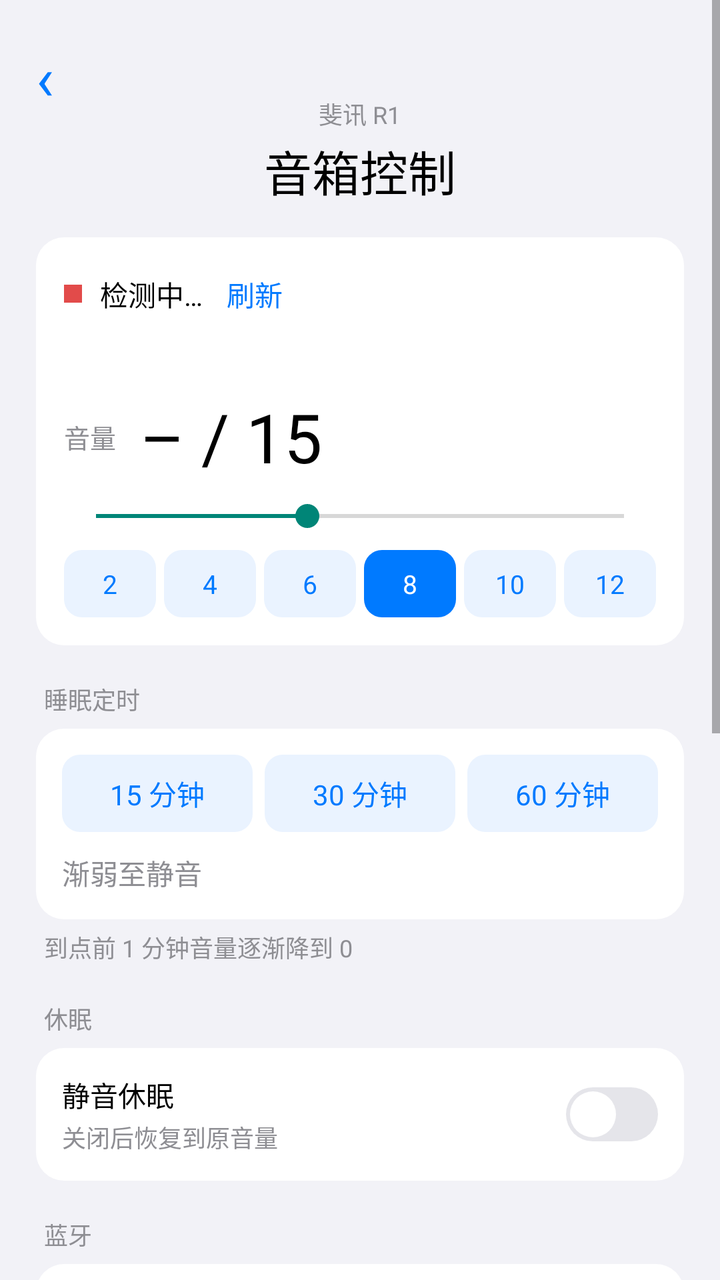
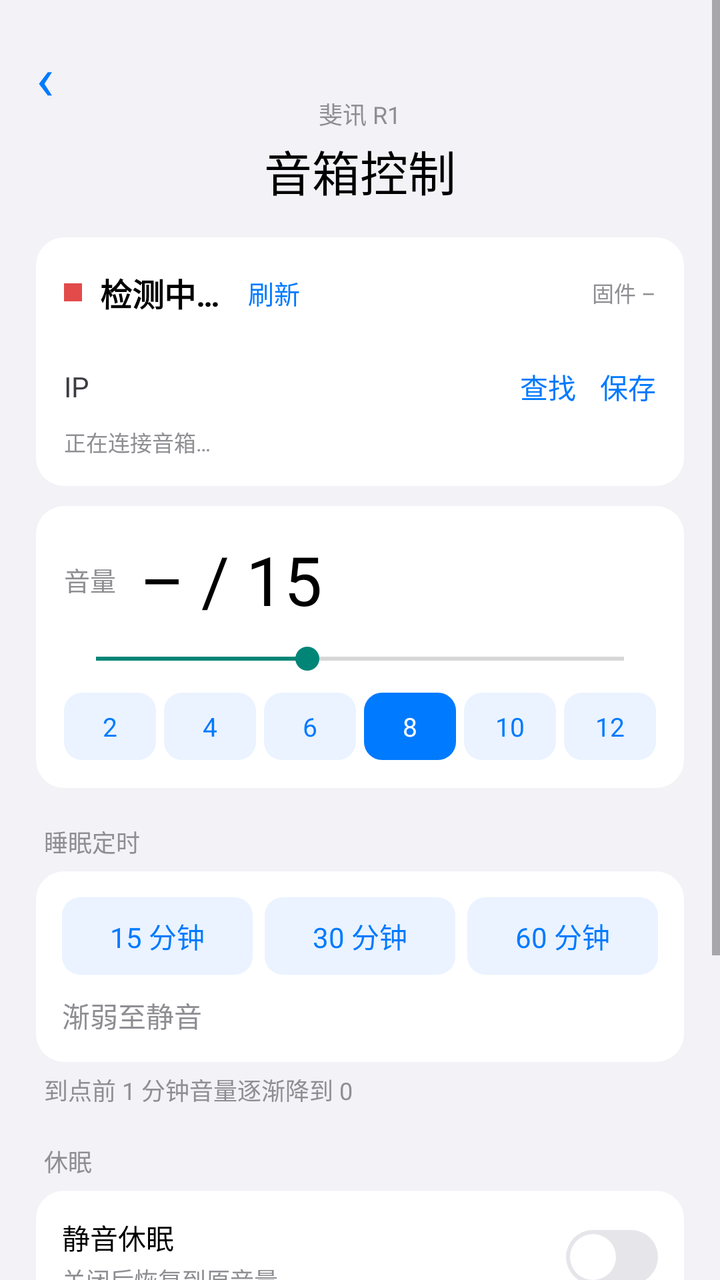

Screens rendered from an Android XML layout before and after an edit, with the pre-edit source and the edit as a unified diff.
<!-- AndroidManifest.xml: application theme android:Theme.Material.Light.NoActionBar -->
<!-- res/layout/activity_main.xml -->
<?xml version="1.0" encoding="utf-8"?>

<ScrollView xmlns:android="http://schemas.android.com/apk/res/android"
    android:layout_width="match_parent"
    android:layout_height="match_parent"
    android:background="#F2F2F7">
  <LinearLayout
      android:orientation="vertical"
      android:layout_width="match_parent"
      android:layout_height="wrap_content"
      android:padding="18dp">

    <TextView android:id="@+id/r1Back" android:layout_width="34dp" android:layout_height="30dp"
        android:text="‹" android:textSize="30sp" android:textColor="#007AFF"
        android:gravity="center_vertical" android:clickable="true" android:focusable="true"/>

    <TextView android:layout_width="wrap_content" android:layout_height="wrap_content"
        android:layout_gravity="center_horizontal"
        android:text="斐讯 R1" android:textSize="12sp" android:textColor="#8E8E93"/>
    <TextView android:layout_width="wrap_content" android:layout_height="wrap_content"
        android:layout_gravity="center_horizontal"
        android:text="音箱控制" android:textSize="24sp" android:textColor="#000000"
        android:layout_marginTop="2dp" android:layout_marginBottom="16dp"/>

    <LinearLayout android:orientation="vertical" android:layout_width="match_parent"
        android:layout_height="wrap_content" android:background="@drawable/card"
        android:padding="14dp">
      <LinearLayout android:orientation="horizontal" android:layout_width="match_parent"
          android:layout_height="wrap_content" android:gravity="center_vertical">
        <View android:id="@+id/dot" android:layout_width="9dp" android:layout_height="9dp"
            android:background="#E24B4A"/>
        <TextView android:id="@+id/statusText" android:layout_width="wrap_content"
            android:layout_height="wrap_content" android:text="检测中…"
            android:textSize="14sp" android:textColor="#000000" android:layout_marginStart="9dp"/>
        <TextView android:id="@+id/refreshBtn" android:layout_width="wrap_content"
            android:layout_height="wrap_content" android:text="刷新"
            android:textSize="14sp" android:textColor="#007AFF"
            android:layout_marginStart="8dp" android:padding="4dp"
            android:clickable="true" android:focusable="true"/>
      </LinearLayout>
      <TextView android:id="@+id/infoText" android:layout_width="wrap_content"
          android:layout_height="wrap_content" android:text=""
          android:textSize="12sp" android:textColor="#8E8E93" android:layout_marginTop="6dp"/>

      <LinearLayout android:orientation="horizontal" android:layout_width="match_parent"
          android:layout_height="wrap_content" android:gravity="center_vertical"
          android:layout_marginTop="12dp">
        <TextView android:layout_width="wrap_content" android:layout_height="wrap_content"
            android:text="音量" android:textSize="13sp" android:textColor="#8E8E93"/>
        <TextView android:id="@+id/volumeText" android:layout_width="wrap_content"
            android:layout_height="wrap_content" android:text="– / 15"
            android:textSize="34sp" android:textColor="#000000" android:layout_marginStart="12dp"/>
      </LinearLayout>
      <SeekBar android:id="@+id/seekBar" android:layout_width="match_parent"
          android:layout_height="wrap_content" android:max="15" android:progress="6"
          android:layout_marginTop="8dp"/>
      <LinearLayout android:orientation="horizontal" android:layout_width="match_parent"
          android:layout_height="wrap_content" android:layout_marginTop="8dp">
        <TextView android:id="@+id/v2" android:layout_width="0dp" android:layout_weight="1"
            android:layout_height="wrap_content" android:text="2" android:gravity="center"
            android:textSize="13sp" android:textColor="#007AFF" android:background="@drawable/pill"
            android:paddingLeft="0dp" android:paddingRight="0dp" android:paddingTop="8dp" android:paddingBottom="8dp" android:layout_marginEnd="4dp" android:clickable="true" android:focusable="true"/>
        <TextView android:id="@+id/v4" android:layout_width="0dp" android:layout_weight="1"
            android:layout_height="wrap_content" android:text="4" android:gravity="center"
            android:textSize="13sp" android:textColor="#007AFF" android:background="@drawable/pill"
            android:paddingLeft="0dp" android:paddingRight="0dp" android:paddingTop="8dp" android:paddingBottom="8dp" android:layout_marginEnd="4dp" android:clickable="true" android:focusable="true"/>
        <TextView android:id="@+id/v6" android:layout_width="0dp" android:layout_weight="1"
            android:layout_height="wrap_content" android:text="6" android:gravity="center"
            android:textSize="13sp" android:textColor="#007AFF" android:background="@drawable/pill"
            android:paddingLeft="0dp" android:paddingRight="0dp" android:paddingTop="8dp" android:paddingBottom="8dp" android:layout_marginEnd="4dp" android:clickable="true" android:focusable="true"/>
        <TextView android:id="@+id/v8" android:layout_width="0dp" android:layout_weight="1"
            android:layout_height="wrap_content" android:text="8" android:gravity="center"
            android:textSize="13sp" android:textColor="#FFFFFF" android:background="@drawable/pill_active"
            android:paddingLeft="0dp" android:paddingRight="0dp" android:paddingTop="8dp" android:paddingBottom="8dp" android:layout_marginEnd="4dp" android:clickable="true" android:focusable="true"/>
        <TextView android:id="@+id/v10" android:layout_width="0dp" android:layout_weight="1"
            android:layout_height="wrap_content" android:text="10" android:gravity="center"
            android:textSize="13sp" android:textColor="#007AFF" android:background="@drawable/pill"
            android:paddingLeft="0dp" android:paddingRight="0dp" android:paddingTop="8dp" android:paddingBottom="8dp" android:layout_marginEnd="4dp" android:clickable="true" android:focusable="true"/>
        <TextView android:id="@+id/v12" android:layout_width="0dp" android:layout_weight="1"
            android:layout_height="wrap_content" android:text="12" android:gravity="center"
            android:textSize="13sp" android:textColor="#007AFF" android:background="@drawable/pill"
            android:paddingLeft="0dp" android:paddingRight="0dp" android:paddingTop="8dp" android:paddingBottom="8dp" android:clickable="true" android:focusable="true"/>
      </LinearLayout>
    </LinearLayout>

    <TextView android:layout_width="wrap_content" android:layout_height="wrap_content"
        android:text="睡眠定时" android:textSize="12sp" android:textColor="#8E8E93"
        android:layout_marginTop="18dp" android:layout_marginStart="4dp" android:layout_marginBottom="6dp"/>
    <LinearLayout android:orientation="vertical" android:layout_width="match_parent"
        android:layout_height="wrap_content" android:background="@drawable/card" android:padding="13dp">
      <LinearLayout android:orientation="horizontal" android:layout_width="match_parent"
          android:layout_height="wrap_content">
        <TextView android:id="@+id/t15" android:layout_width="0dp" android:layout_weight="1"
            android:layout_height="wrap_content" android:text="15 分钟" android:gravity="center"
            android:textSize="14sp" android:textColor="#007AFF" android:background="@drawable/pill"
            android:paddingLeft="0dp" android:paddingRight="0dp" android:paddingTop="9dp" android:paddingBottom="9dp" android:layout_marginEnd="6dp" android:clickable="true" android:focusable="true"/>
        <TextView android:id="@+id/t30" android:layout_width="0dp" android:layout_weight="1"
            android:layout_height="wrap_content" android:text="30 分钟" android:gravity="center"
            android:textSize="14sp" android:textColor="#007AFF" android:background="@drawable/pill"
            android:paddingLeft="0dp" android:paddingRight="0dp" android:paddingTop="9dp" android:paddingBottom="9dp" android:layout_marginEnd="6dp" android:clickable="true" android:focusable="true"/>
        <TextView android:id="@+id/t60" android:layout_width="0dp" android:layout_weight="1"
            android:layout_height="wrap_content" android:text="60 分钟" android:gravity="center"
            android:textSize="14sp" android:textColor="#007AFF" android:background="@drawable/pill"
            android:paddingLeft="0dp" android:paddingRight="0dp" android:paddingTop="9dp" android:paddingBottom="9dp" android:clickable="true" android:focusable="true"/>
      </LinearLayout>
      <LinearLayout android:orientation="horizontal" android:layout_width="match_parent"
          android:layout_height="wrap_content" android:gravity="center_vertical"
          android:layout_marginTop="10dp">
        <TextView android:id="@+id/timerStatus" android:layout_width="wrap_content"
            android:layout_height="wrap_content" android:text="渐弱至静音"
            android:textSize="14sp" android:textColor="#8E8E93"/>
        <TextView android:id="@+id/timerCancel" android:layout_width="wrap_content"
            android:layout_height="wrap_content" android:text="取消" android:visibility="gone"
            android:textSize="14sp" android:textColor="#007AFF" android:layout_marginStart="14dp"
            android:clickable="true" android:focusable="true"/>
      </LinearLayout>
    </LinearLayout>
    <TextView android:layout_width="wrap_content" android:layout_height="wrap_content"
        android:text="到点前 1 分钟音量逐渐降到 0"
        android:textSize="12sp" android:textColor="#8E8E93"
        android:layout_marginStart="4dp" android:layout_marginTop="5dp"/>

    <TextView android:layout_width="wrap_content" android:layout_height="wrap_content"
        android:text="休眠" android:textSize="12sp" android:textColor="#8E8E93"
        android:layout_marginTop="18dp" android:layout_marginStart="4dp" android:layout_marginBottom="6dp"/>
    <LinearLayout android:orientation="horizontal" android:layout_width="match_parent"
        android:layout_height="wrap_content" android:background="@drawable/card"
        android:padding="13dp" android:gravity="center_vertical">
      <LinearLayout android:orientation="vertical" android:layout_width="0dp" android:layout_weight="1"
          android:layout_height="wrap_content">
        <TextView android:layout_width="wrap_content" android:layout_height="wrap_content"
            android:text="静音休眠" android:textSize="14sp" android:textColor="#000000"/>
        <TextView android:id="@+id/sleepHint" android:layout_width="wrap_content"
            android:layout_height="wrap_content" android:text="关闭后恢复到原音量"
            android:textSize="12sp" android:textColor="#8E8E93" android:layout_marginTop="2dp"/>
      </LinearLayout>
      <TextView android:id="@+id/sleepSwitch" android:layout_width="46dp" android:layout_height="27dp"
          android:background="@drawable/switch_off" android:gravity="center_vertical"
          android:clickable="true" android:focusable="true"/>
    </LinearLayout>

    <TextView android:layout_width="wrap_content" android:layout_height="wrap_content"
        android:text="蓝牙" android:textSize="12sp" android:textColor="#8E8E93"
        android:layout_marginTop="18dp" android:layout_marginStart="4dp" android:layout_marginBottom="6dp"/>
    <LinearLayout android:orientation="vertical" android:layout_width="match_parent"
        android:layout_height="wrap_content" android:background="@drawable/card" android:padding="13dp">
      <TextView android:id="@+id/btButton" android:layout_width="match_parent"
          android:layout_height="wrap_content" android:text="打开蓝牙模式"
          android:gravity="center" android:textSize="15sp" android:textStyle="bold"
          android:textColor="#FFFFFF" android:background="@drawable/bt_button"
          android:paddingLeft="0dp" android:paddingRight="0dp"
          android:paddingTop="13dp" android:paddingBottom="13dp"
          android:clickable="true" android:focusable="true"/>
      <TextView android:layout_width="wrap_content" android:layout_height="wrap_content"
          android:text="等同于按三下音箱顶键，让音箱进入蓝牙模式" android:textSize="12sp"
          android:textColor="#8E8E93" android:layout_marginTop="8dp"/>
    </LinearLayout>

    <TextView android:layout_width="wrap_content" android:layout_height="wrap_content"
        android:text="音箱状态" android:textSize="12sp" android:textColor="#8E8E93"
        android:layout_marginTop="18dp" android:layout_marginStart="4dp" android:layout_marginBottom="6dp"/>
    <LinearLayout android:orientation="vertical" android:layout_width="match_parent"
        android:layout_height="wrap_content" android:background="@drawable/card">
      <LinearLayout android:orientation="horizontal" android:layout_width="match_parent"
          android:layout_height="wrap_content" android:paddingLeft="14dp" android:paddingRight="14dp" android:paddingTop="12dp" android:paddingBottom="12dp">
        <TextView android:layout_width="wrap_content" android:layout_height="wrap_content"
            android:text="固件版本" android:textSize="14sp" android:textColor="#3C3C43"/>
        <TextView android:id="@+id/infoFw" android:layout_width="0dp" android:layout_weight="1"
            android:layout_height="wrap_content" android:text="–" android:textSize="14sp"
            android:textColor="#8E8E93" android:gravity="end"/>
      </LinearLayout>
      <LinearLayout android:orientation="horizontal" android:layout_width="match_parent"
          android:layout_height="wrap_content" android:paddingLeft="14dp" android:paddingRight="14dp" android:paddingTop="12dp" android:paddingBottom="12dp">
        <TextView android:layout_width="wrap_content" android:layout_height="wrap_content"
            android:text="WiFi 信号" android:textSize="14sp" android:textColor="#3C3C43"/>
        <TextView android:id="@+id/infoWifi" android:layout_width="0dp" android:layout_weight="1"
            android:layout_height="wrap_content" android:text="–" android:textSize="14sp"
            android:textColor="#8E8E93" android:gravity="end"/>
      </LinearLayout>
      <LinearLayout android:orientation="horizontal" android:layout_width="match_parent"
          android:layout_height="wrap_content" android:paddingLeft="14dp" android:paddingRight="14dp" android:paddingTop="12dp" android:paddingBottom="12dp">
        <TextView android:layout_width="wrap_content" android:layout_height="wrap_content"
            android:text="已开机" android:textSize="14sp" android:textColor="#3C3C43"/>
        <TextView android:id="@+id/infoUptime" android:layout_width="0dp" android:layout_weight="1"
            android:layout_height="wrap_content" android:text="–" android:textSize="14sp"
            android:textColor="#8E8E93" android:gravity="end"/>
      </LinearLayout>
      <LinearLayout android:orientation="horizontal" android:layout_width="match_parent"
          android:layout_height="wrap_content" android:paddingLeft="14dp" android:paddingRight="14dp" android:paddingTop="12dp" android:paddingBottom="12dp">
        <TextView android:layout_width="wrap_content" android:layout_height="wrap_content"
            android:text="蓝牙连接状态" android:textSize="14sp" android:textColor="#3C3C43"/>
        <TextView android:id="@+id/infoBt" android:layout_width="0dp" android:layout_weight="1"
            android:layout_height="wrap_content" android:text="–" android:textSize="14sp"
            android:textColor="#8E8E93" android:gravity="end"/>
      </LinearLayout>
    </LinearLayout>

    <TextView android:layout_width="wrap_content" android:layout_height="wrap_content"
        android:text="音箱地址" android:textSize="12sp" android:textColor="#8E8E93"
        android:layout_marginTop="18dp" android:layout_marginStart="4dp" android:layout_marginBottom="6dp"/>
    <LinearLayout android:orientation="vertical" android:layout_width="match_parent"
        android:layout_height="wrap_content" android:background="@drawable/card" android:padding="13dp">
      <LinearLayout android:orientation="horizontal" android:layout_width="match_parent"
          android:layout_height="wrap_content" android:gravity="center_vertical">
        <TextView android:layout_width="wrap_content" android:layout_height="wrap_content"
            android:text="IP" android:textSize="14sp" android:textColor="#3C3C43"/>
        <EditText android:id="@+id/ipEdit" android:layout_width="0dp" android:layout_weight="1"
            android:layout_height="wrap_content" android:text=""
            android:textSize="14sp" android:textColor="#007AFF" android:background="@null"
            android:inputType="text" android:singleLine="true" android:gravity="end"
            android:layout_marginStart="8dp" android:padding="0dp"/>
        <TextView android:id="@+id/findBtn" android:layout_width="wrap_content"
            android:layout_height="wrap_content" android:text="查找"
            android:textSize="14sp" android:textColor="#007AFF" android:layout_marginStart="12dp"
            android:clickable="true" android:focusable="true"/>
        <TextView android:id="@+id/saveBtn" android:layout_width="wrap_content"
            android:layout_height="wrap_content" android:text="保存"
            android:textSize="14sp" android:textColor="#007AFF" android:layout_marginStart="12dp"
            android:clickable="true" android:focusable="true"/>
      </LinearLayout>
    </LinearLayout>

    <TextView android:id="@+id/findHint" android:layout_width="match_parent"
        android:layout_height="wrap_content"
        android:text="点「查找」可自动在局域网内定位音箱"
        android:textSize="11sp" android:textColor="#AEAEB2"
        android:layout_marginStart="4dp" android:layout_marginTop="6dp"/>

    <TextView android:layout_width="wrap_content" android:layout_height="wrap_content"
        android:text="手机直连音箱 · 电脑无需开机" android:textSize="11sp" android:textColor="#AEAEB2"
        android:layout_gravity="center_horizontal" android:layout_marginTop="20dp"/>
  </LinearLayout>
</ScrollView>
<!-- resources referenced by this layout -->
<resources>
  <!-- drawable bt_button (drawable) -->
  <?xml version="1.0" encoding="utf-8"?>
  <shape xmlns:android="http://schemas.android.com/apk/res/android" android:shape="rectangle">
    <solid android:color="#007AFF"/>
    <corners android:radius="12dp"/>
  </shape>
  <!-- drawable card (drawable) -->
  <?xml version="1.0" encoding="utf-8"?>
  <shape xmlns:android="http://schemas.android.com/apk/res/android" android:shape="rectangle">
    <solid android:color="#FFFFFF"/>
    <corners android:radius="14dp"/>
  </shape>
  <!-- drawable pill (drawable) -->
  <?xml version="1.0" encoding="utf-8"?>
  <shape xmlns:android="http://schemas.android.com/apk/res/android" android:shape="rectangle">
    <solid android:color="#EAF3FF"/>
    <corners android:radius="9dp"/>
  </shape>
  <!-- drawable pill_active (drawable) -->
  <?xml version="1.0" encoding="utf-8"?>
  <shape xmlns:android="http://schemas.android.com/apk/res/android" android:shape="rectangle">
    <solid android:color="#007AFF"/>
    <corners android:radius="9dp"/>
  </shape>
  <!-- drawable switch_off (drawable) -->
  <?xml version="1.0" encoding="utf-8"?>
  <layer-list xmlns:android="http://schemas.android.com/apk/res/android">
    <item>
      <shape android:shape="rectangle">
        <solid android:color="#E5E5EA"/>
        <corners android:radius="14dp"/>
        <size android:width="46dp" android:height="27dp"/>
      </shape>
    </item>
    <item android:left="2dp" android:right="21dp" android:top="2dp" android:bottom="2dp">
      <shape android:shape="oval">
        <solid android:color="#FFFFFF"/>
        <size android:width="23dp" android:height="23dp"/>
      </shape>
    </item>
  </layer-list>
</resources>

<!-- the commit's change to res/layout/activity_main.xml (unified diff, before → after) -->
@@ -22,6 +22,7 @@
         android:text="音箱控制" android:textSize="24sp" android:textColor="#000000"
         android:layout_marginTop="2dp" android:layout_marginBottom="16dp"/>
 
+    
     <LinearLayout android:orientation="vertical" android:layout_width="match_parent"
         android:layout_height="wrap_content" android:background="@drawable/card"
         android:padding="14dp">
@@ -31,20 +32,49 @@
             android:background="#E24B4A"/>
         <TextView android:id="@+id/statusText" android:layout_width="wrap_content"
             android:layout_height="wrap_content" android:text="检测中…"
-            android:textSize="14sp" android:textColor="#000000" android:layout_marginStart="9dp"/>
+            android:textSize="16sp" android:textStyle="bold" android:textColor="#000000"
+            android:layout_marginStart="9dp"/>
         <TextView android:id="@+id/refreshBtn" android:layout_width="wrap_content"
             android:layout_height="wrap_content" android:text="刷新"
-            android:textSize="14sp" android:textColor="#007AFF"
-            android:layout_marginStart="8dp" android:padding="4dp"
+            android:textSize="13sp" android:textColor="#007AFF"
+            android:layout_marginStart="10dp" android:padding="4dp"
+            android:clickable="true" android:focusable="true"/>
+        <TextView android:id="@+id/infoFw" android:layout_width="0dp" android:layout_weight="1"
+            android:layout_height="wrap_content" android:text="固件 –" android:textSize="11sp"
+            android:textColor="#8E8E93" android:gravity="end"/>
+      </LinearLayout>
+
+      <LinearLayout android:id="@+id/ipRow" android:orientation="horizontal"
+          android:layout_width="match_parent" android:layout_height="wrap_content"
+          android:gravity="center_vertical" android:layout_marginTop="12dp"
+          android:paddingTop="11dp">
+        <TextView android:layout_width="wrap_content" android:layout_height="wrap_content"
+            android:text="IP" android:textSize="14sp" android:textColor="#3C3C43"/>
+        <EditText android:id="@+id/ipEdit" android:layout_width="0dp" android:layout_weight="1"
+            android:layout_height="wrap_content" android:text=""
+            android:textSize="14sp" android:textColor="#007AFF" android:background="@null"
+            android:inputType="text" android:singleLine="true" android:gravity="end"
+            android:layout_marginStart="8dp" android:padding="0dp"/>
+        <TextView android:id="@+id/findBtn" android:layout_width="wrap_content"
+            android:layout_height="wrap_content" android:text="查找"
+            android:textSize="14sp" android:textColor="#007AFF" android:layout_marginStart="12dp"
+            android:clickable="true" android:focusable="true"/>
+        <TextView android:id="@+id/saveBtn" android:layout_width="wrap_content"
+            android:layout_height="wrap_content" android:text="保存"
+            android:textSize="14sp" android:textColor="#007AFF" android:layout_marginStart="12dp"
             android:clickable="true" android:focusable="true"/>
       </LinearLayout>
-      <TextView android:id="@+id/infoText" android:layout_width="wrap_content"
-          android:layout_height="wrap_content" android:text=""
-          android:textSize="12sp" android:textColor="#8E8E93" android:layout_marginTop="6dp"/>
 
+      <TextView android:id="@+id/infoText" android:layout_width="match_parent"
+          android:layout_height="wrap_content" android:text="正在连接音箱…"
+          android:textSize="11sp" android:textColor="#8E8E93" android:layout_marginTop="9dp"/>
+    </LinearLayout>
+
+    <LinearLayout android:orientation="vertical" android:layout_width="match_parent"
+        android:layout_height="wrap_content" android:background="@drawable/card"
+        android:padding="14dp" android:layout_marginTop="10dp">
       <LinearLayout android:orientation="horizontal" android:layout_width="match_parent"
-          android:layout_height="wrap_content" android:gravity="center_vertical"
-          android:layout_marginTop="12dp">
+          android:layout_height="wrap_content" android:gravity="center_vertical">
         <TextView android:layout_width="wrap_content" android:layout_height="wrap_content"
             android:text="音量" android:textSize="13sp" android:textColor="#8E8E93"/>
         <TextView android:id="@+id/volumeText" android:layout_width="wrap_content"
@@ -157,76 +187,6 @@
     </LinearLayout>
 
     <TextView android:layout_width="wrap_content" android:layout_height="wrap_content"
-        android:text="音箱状态" android:textSize="12sp" android:textColor="#8E8E93"
-        android:layout_marginTop="18dp" android:layout_marginStart="4dp" android:layout_marginBottom="6dp"/>
-    <LinearLayout android:orientation="vertical" android:layout_width="match_parent"
-        android:layout_height="wrap_content" android:background="@drawable/card">
-      <LinearLayout android:orientation="horizontal" android:layout_width="match_parent"
-          android:layout_height="wrap_content" android:paddingLeft="14dp" android:paddingRight="14dp" android:paddingTop="12dp" android:paddingBottom="12dp">
-        <TextView android:layout_width="wrap_content" android:layout_height="wrap_content"
-            android:text="固件版本" android:textSize="14sp" android:textColor="#3C3C43"/>
-        <TextView android:id="@+id/infoFw" android:layout_width="0dp" android:layout_weight="1"
-            android:layout_height="wrap_content" android:text="–" android:textSize="14sp"
-            android:textColor="#8E8E93" android:gravity="end"/>
-      </LinearLayout>
-      <LinearLayout android:orientation="horizontal" android:layout_width="match_parent"
-          android:layout_height="wrap_content" android:paddingLeft="14dp" android:paddingRight="14dp" android:paddingTop="12dp" android:paddingBottom="12dp">
-        <TextView android:layout_width="wrap_content" android:layout_height="wrap_content"
-            android:text="WiFi 信号" android:textSize="14sp" android:textColor="#3C3C43"/>
-        <TextView android:id="@+id/infoWifi" android:layout_width="0dp" android:layout_weight="1"
-            android:layout_height="wrap_content" android:text="–" android:textSize="14sp"
-            android:textColor="#8E8E93" android:gravity="end"/>
-      </LinearLayout>
-      <LinearLayout android:orientation="horizontal" android:layout_width="match_parent"
-          android:layout_height="wrap_content" android:paddingLeft="14dp" android:paddingRight="14dp" android:paddingTop="12dp" android:paddingBottom="12dp">
-        <TextView android:layout_width="wrap_content" android:layout_height="wrap_content"
-            android:text="已开机" android:textSize="14sp" android:textColor="#3C3C43"/>
-        <TextView android:id="@+id/infoUptime" android:layout_width="0dp" android:layout_weight="1"
-            android:layout_height="wrap_content" android:text="–" android:textSize="14sp"
-            android:textColor="#8E8E93" android:gravity="end"/>
-      </LinearLayout>
-      <LinearLayout android:orientation="horizontal" android:layout_width="match_parent"
-          android:layout_height="wrap_content" android:paddingLeft="14dp" android:paddingRight="14dp" android:paddingTop="12dp" android:paddingBottom="12dp">
-        <TextView android:layout_width="wrap_content" android:layout_height="wrap_content"
-            android:text="蓝牙连接状态" android:textSize="14sp" android:textColor="#3C3C43"/>
-        <TextView android:id="@+id/infoBt" android:layout_width="0dp" android:layout_weight="1"
-            android:layout_height="wrap_content" android:text="–" android:textSize="14sp"
-            android:textColor="#8E8E93" android:gravity="end"/>
-      </LinearLayout>
-    </LinearLayout>
-
-    <TextView android:layout_width="wrap_content" android:layout_height="wrap_content"
-        android:text="音箱地址" android:textSize="12sp" android:textColor="#8E8E93"
-        android:layout_marginTop="18dp" android:layout_marginStart="4dp" android:layout_marginBottom="6dp"/>
-    <LinearLayout android:orientation="vertical" android:layout_width="match_parent"
-        android:layout_height="wrap_content" android:background="@drawable/card" android:padding="13dp">
-      <LinearLayout android:orientation="horizontal" android:layout_width="match_parent"
-          android:layout_height="wrap_content" android:gravity="center_vertical">
-        <TextView android:layout_width="wrap_content" android:layout_height="wrap_content"
-            android:text="IP" android:textSize="14sp" android:textColor="#3C3C43"/>
-        <EditText android:id="@+id/ipEdit" android:layout_width="0dp" android:layout_weight="1"
-            android:layout_height="wrap_content" android:text=""
-            android:textSize="14sp" android:textColor="#007AFF" android:background="@null"
-            android:inputType="text" android:singleLine="true" android:gravity="end"
-            android:layout_marginStart="8dp" android:padding="0dp"/>
-        <TextView android:id="@+id/findBtn" android:layout_width="wrap_content"
-            android:layout_height="wrap_content" android:text="查找"
-            android:textSize="14sp" android:textColor="#007AFF" android:layout_marginStart="12dp"
-            android:clickable="true" android:focusable="true"/>
-        <TextView android:id="@+id/saveBtn" android:layout_width="wrap_content"
-            android:layout_height="wrap_content" android:text="保存"
-            android:textSize="14sp" android:textColor="#007AFF" android:layout_marginStart="12dp"
-            android:clickable="true" android:focusable="true"/>
-      </LinearLayout>
-    </LinearLayout>
-
-    <TextView android:id="@+id/findHint" android:layout_width="match_parent"
-        android:layout_height="wrap_content"
-        android:text="点「查找」可自动在局域网内定位音箱"
-        android:textSize="11sp" android:textColor="#AEAEB2"
-        android:layout_marginStart="4dp" android:layout_marginTop="6dp"/>
-
-    <TextView android:layout_width="wrap_content" android:layout_height="wrap_content"
         android:text="手机直连音箱 · 电脑无需开机" android:textSize="11sp" android:textColor="#AEAEB2"
         android:layout_gravity="center_horizontal" android:layout_marginTop="20dp"/>
   </LinearLayout>
